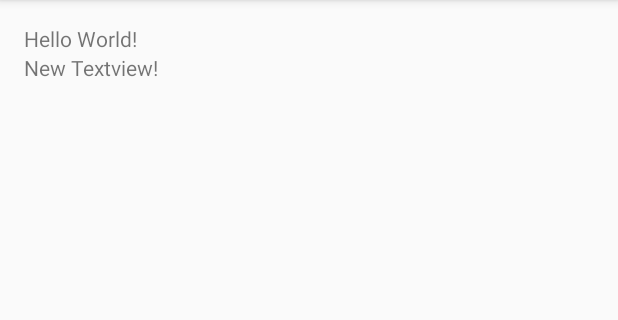
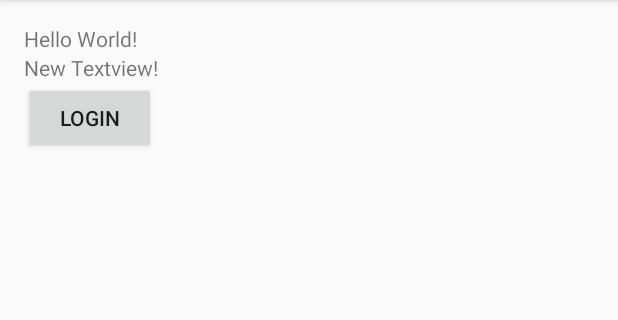
Before and after one commit to at-hoaiphan/First_Project, an Android app: the screen it shows after launch (MainActivity), on a phone screen of 412 x 824 dp, the part 84-404 px from its top. Run offline under Robolectric (Android 15) with nearby library versions, the phone set to English and light mode, and no system bars.

Commit message:
LoginScreen

```diff
--- a/app/src/main/AndroidManifest.xml
+++ b/app/src/main/AndroidManifest.xml
@@ -15,6 +15,7 @@
                 <category android:name="android.intent.category.LAUNCHER" />
             </intent-filter>
         </activity>
+        <activity android:name=".LoginScreen"></activity>
     </application>
 
 </manifest>
--- a/app/src/main/java/com/example/gio/firstproject/MainActivity.java
+++ b/app/src/main/java/com/example/gio/firstproject/MainActivity.java
@@ -1,15 +1,27 @@
 package com.example.gio.firstproject;
 
+import android.content.Intent;
 import android.support.v7.app.AppCompatActivity;
 import android.os.Bundle;
+import android.view.View;
+import android.widget.Button;
 
-public class MainActivity extends AppCompatActivity {
+public class MainActivity extends AppCompatActivity implements View.OnClickListener{
 
     int x=1;
+    Button btnLogin;
 
     @Override
     protected void onCreate(Bundle savedInstanceState) {
         super.onCreate(savedInstanceState);
         setContentView(R.layout.activity_main);
+        btnLogin = (Button) findViewById(R.id.btnLogin);
+        btnLogin.setOnClickListener(this);
+    }
+
+    @Override
+    public void onClick(View v) {
+        Intent i = new Intent(this, LoginScreen.class);
+        startActivity(i);
     }
 }
--- a/app/src/main/res/layout/activity_main.xml
+++ b/app/src/main/res/layout/activity_main.xml
@@ -16,8 +16,15 @@
         android:layout_height="wrap_content"
         android:text="Hello World!" />
     <TextView
+        android:id="@+id/tv2"
         android:layout_width="wrap_content"
         android:layout_height="wrap_content"
         android:text="New Textview!"
         android:layout_below="@+id/tv1"/>
+    <Button
+        android:id="@+id/btnLogin"
+        android:layout_width="wrap_content"
+        android:layout_height="wrap_content"
+        android:text="Login"
+        android:layout_below="@+id/tv2"/>
 </RelativeLayout>
```
